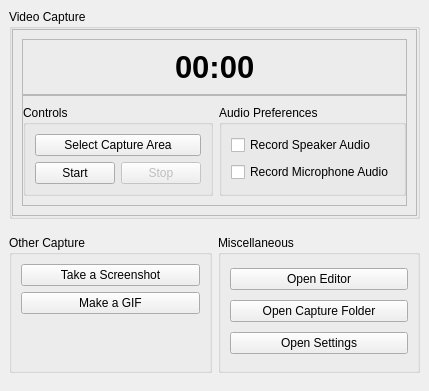
This is src/gui/main_window/MainWindow.ui in ephell/ClipIt-Screen-Capture-App as Qt 5 draws it before an edit. The edited form follows.
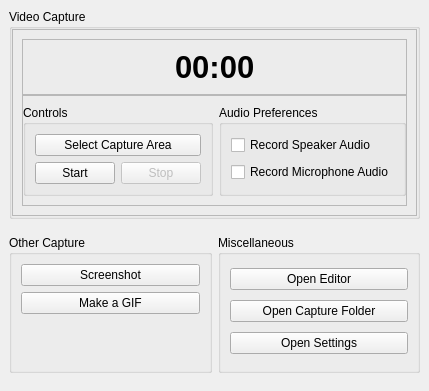
This is the edited form. Custom widgets are drawn as their Qt base class.

Commit message: - Add 'screenshot_button.py' module. - Rename 'Take a screenchot' button to 'Screenshot'. - Promote the screenshot button widget to ScreenshotButton class in Qt Designer. - Rename 'recordings' dir to 'captures'.

Patch:
```diff
--- a/src/gui/main_window/MainWindow.ui
+++ b/src/gui/main_window/MainWindow.ui
@@ -223,9 +223,9 @@
         </property>
         <layout class="QVBoxLayout" name="other_capture_group_box_layout">
          <item>
-          <widget class="QPushButton" name="take_a_screenshot_button">
+          <widget class="ScreenshotButton" name="screenshot_button">
            <property name="text">
-            <string>Take a Screenshot</string>
+            <string>Screenshot</string>
            </property>
           </widget>
          </item>
@@ -303,6 +303,11 @@
    <extends>QCheckBox</extends>
    <header>.check_boxes.record_microphone_audio_check_box</header>
   </customwidget>
+  <customwidget>
+   <class>ScreenshotButton</class>
+   <extends>QPushButton</extends>
+   <header>.buttons.screenchot_button.screenshot_button</header>
+  </customwidget>
  </customwidgets>
  <resources/>
  <connections/>
```
The commit also changes 4 other files.
